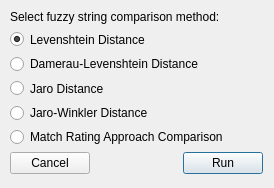
Old version of the form rundialog.ui in the repository NumerousHats/authoritizer.
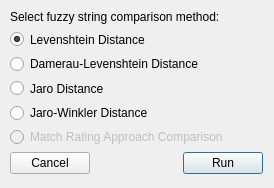
New version of the form.

Diff of the .ui file:
```diff
--- a/rundialog.ui
+++ b/rundialog.ui
@@ -80,6 +80,9 @@
       </item>
       <item>
        <widget class="QRadioButton" name="mrac_rb">
+        <property name="enabled">
+         <bool>false</bool>
+        </property>
         <property name="text">
          <string>Match Rating Approach Comparison</string>
         </property>
```
